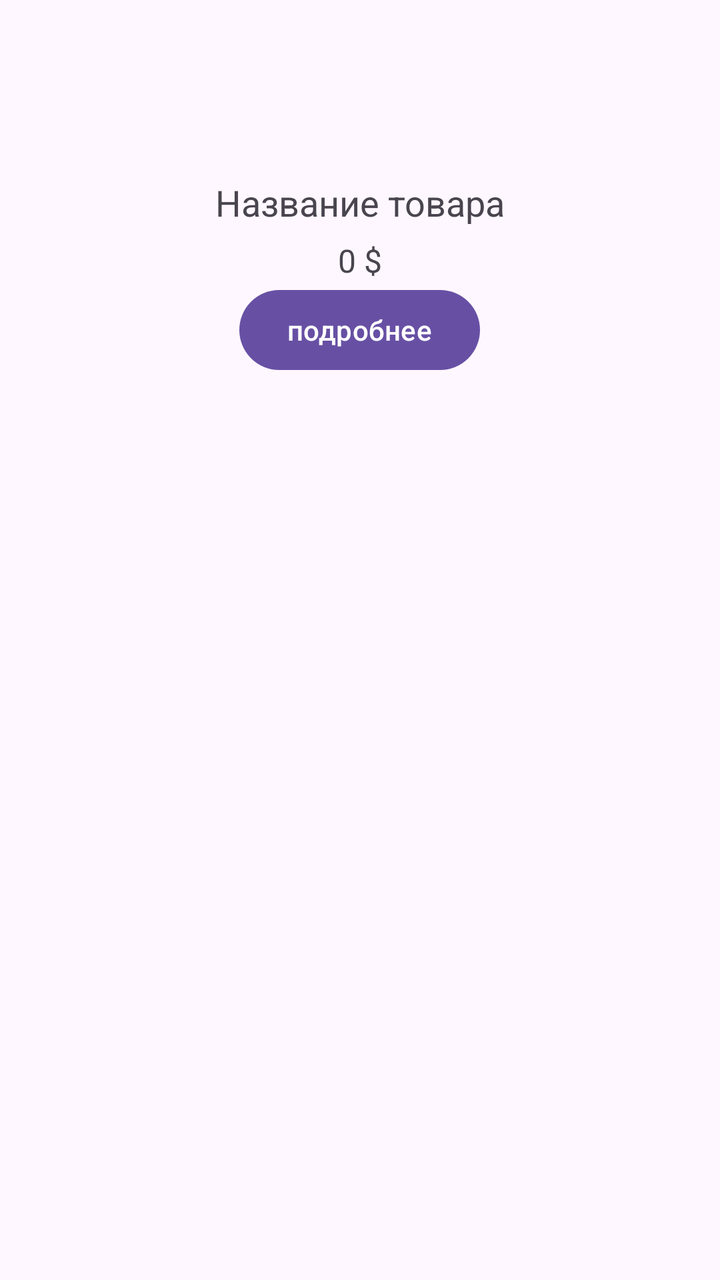
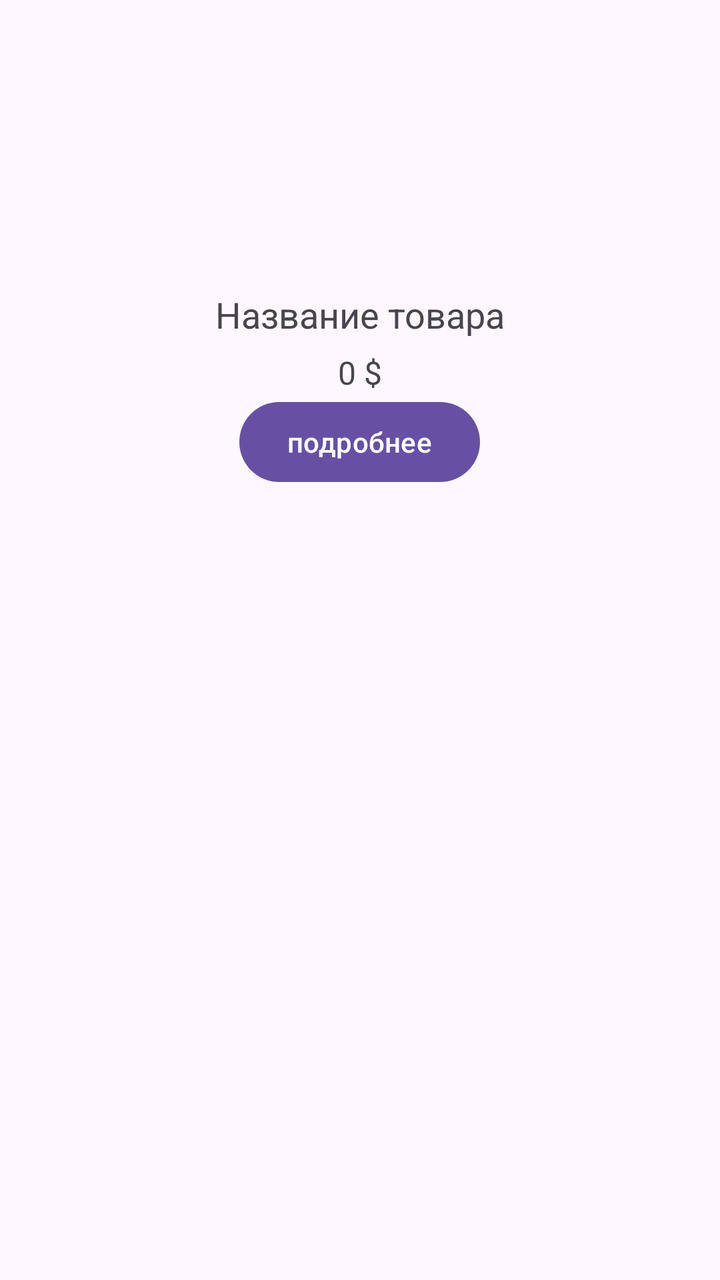

Two renders of the same Android screen: before a commit and after it. Below are the layout's source before the change and the commit's diff.
<!-- AndroidManifest.xml: application theme Theme.MyApplicationShopNew -->
<!-- res/layout/item_product_grid.xml -->
<?xml version="1.0" encoding="utf-8"?>
<LinearLayout xmlns:android="http://schemas.android.com/apk/res/android"
    android:layout_width="match_parent"
    android:layout_height="wrap_content"
    android:orientation="vertical"
    android:padding="8dp"
    android:gravity="center_horizontal"
    >
    <ImageView
        android:id="@+id/ivprodutctImge"
        android:layout_width="match_parent"
        android:scaleType="centerCrop"
        android:layout_height="64dp"
        android:layout_marginBottom="17dp"/>
    <TextView
        android:id="@+id/tvproutctName"
        android:layout_width="wrap_content"
        android:layout_height="wrap_content"
        android:text="Название товара"
        android:textSize="18sp"
        android:layout_marginBottom="6dp"/>
    <TextView
        android:id="@+id/tvproutctPrice"
        android:layout_width="wrap_content"
        android:layout_height="wrap_content"
        android:text="0 $"
        android:textSize="16sp"/>


    <Button
        android:id="@+id/btnDetails"
        android:layout_width="wrap_content"
        android:layout_height="wrap_content"
        android:text="подробнее"/>
</LinearLayout>
<!-- resources referenced by this layout -->
<resources>
  <style name="Theme.MyApplicationShopNew" parent="Base.Theme.MyApplicationShopNew" />
  <style name="Base.Theme.MyApplicationShopNew" parent="Theme.Material3.DayNight.NoActionBar">
          
          
      </style>
</resources>

<!-- the commit's change to res/layout/item_product_grid.xml (unified diff, before → after) -->
@@ -10,7 +10,7 @@
         android:id="@+id/ivprodutctImge"
         android:layout_width="match_parent"
         android:scaleType="centerCrop"
-        android:layout_height="64dp"
+        android:layout_height="120dp"
         android:layout_marginBottom="17dp"/>
     <TextView
         android:id="@+id/tvproutctName"
